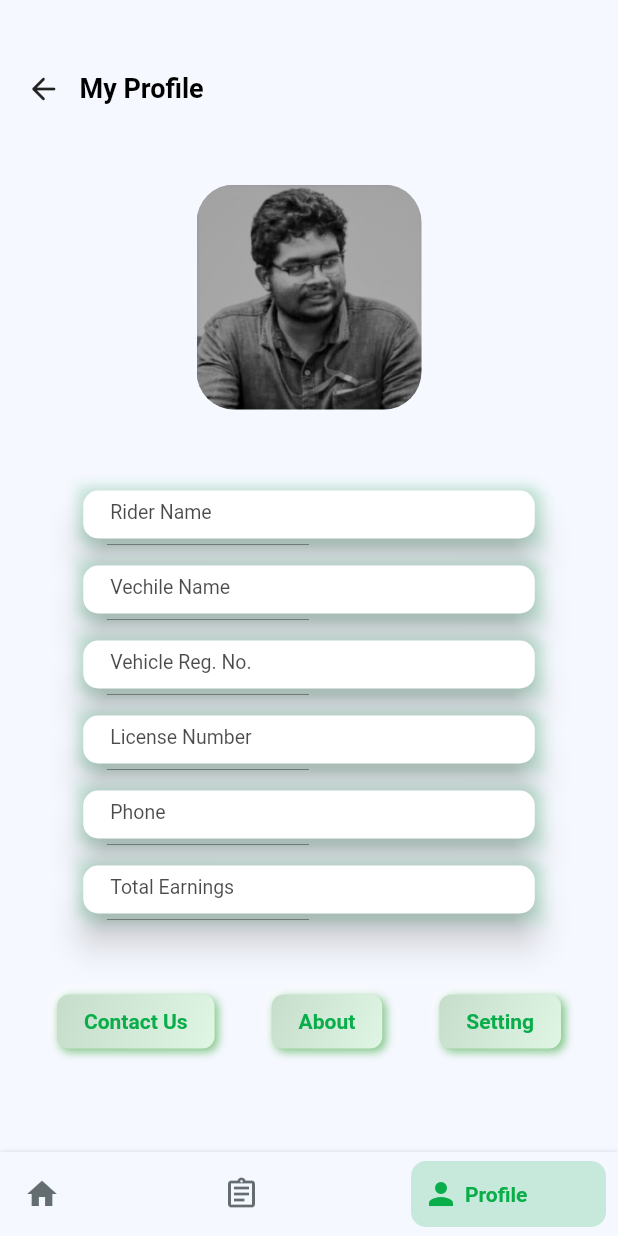
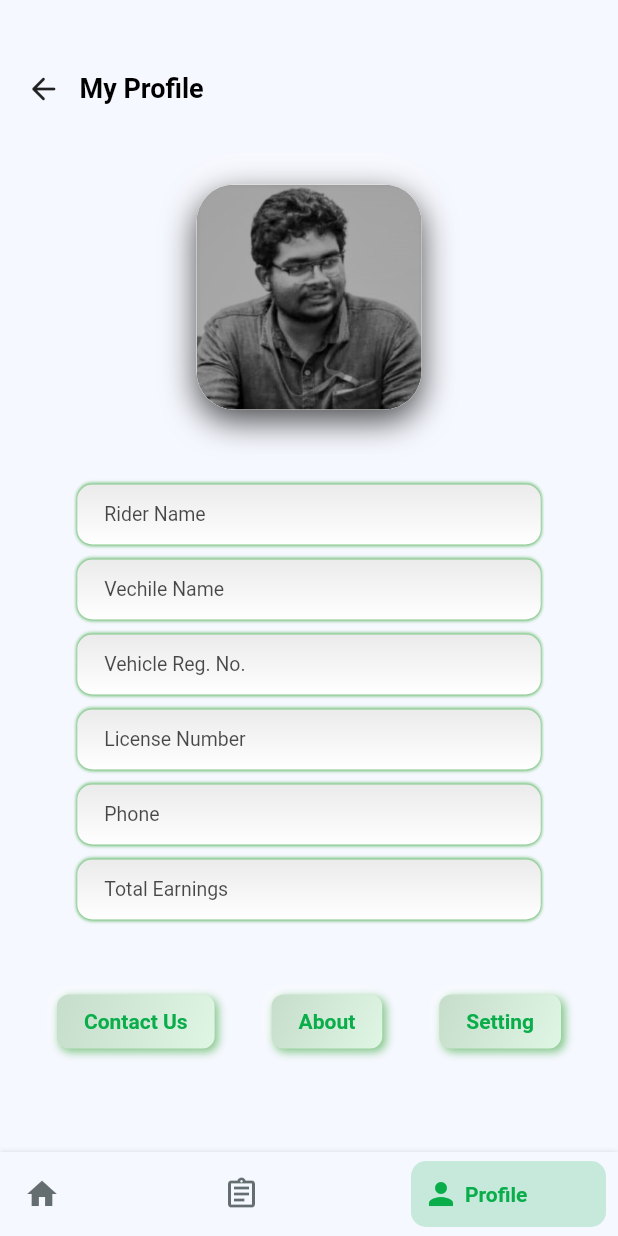
Before and after one commit to neeraj2403/Agrivator-Task, a Flutter app: the screen it shows after launch, swiped to page 3, on a phone screen of 412 x 824 dp. Run offline on Flutter 3.47's test engine with Material 2 defaults, Android fonts, the phone set to English and light mode, and no system bars; drawn by our look-alikes of bottom_navy_bar, flutter_neumorphic.

Commit message:
Adding Neumorphic

```diff
--- a/lib/circle.dart
+++ b/lib/circle.dart
@@ -15,7 +15,7 @@ class CircleRing extends StatelessWidget {
             //Color.fromRGBO(46, 185, 102, 0.5),
             // shadowDarkColorEmboss: Color.fromRGBO(0, 0, 0, 1),
             // shadowLightColorEmboss: Color.fromRGBO(0, 0, 0, 1),
-            depth: 2,
+            depth: 5,
             // border: NeumorphicBorder(width: 0.1),
             shape: NeumorphicShape.concave),
         child: Center(
--- a/lib/profile.dart
+++ b/lib/profile.dart
@@ -11,51 +11,53 @@ class Profile extends StatefulWidget {
 class _ProfileState extends State<Profile> {
   @override
   text(String s) {
-    return (Container(
-        decoration: new BoxDecoration(boxShadow: [
-          // new BoxShadow(
-          //   color: Color.fromRGBO(255, 255, 255, 0.06),
-          //   offset: const Offset(
-          //     2.0,
-          //     8.0,
+    return (Neumorphic(
+      style: NeumorphicStyle(
+          color: Colors.white,
+          depth: 1.2,
+          surfaceIntensity: 0.2,
+          boxShape: NeumorphicBoxShape.roundRect(BorderRadius.circular(10)),
+          lightSource: LightSource.top,
+          shadowLightColor: Colors.green,
+          shadowDarkColor: Colors.green,
+          shape: NeumorphicShape.concave),
+
+      // decoration: new BoxDecoration(boxShadow: [
+      //   // new BoxShadow(
+      //   //   color: Color.fromRGBO(255, 255, 255, 0.06),
+      //   //   offset: const Offset(
+      //   //     2.0,
+      //   //     8.0,
+      //   //   ),
+      //   //   blurRadius: 60,
+      //   // ),
+      //   new BoxShadow(
+      //     color: Color.fromRGBO(46, 185, 102, 0.12),
+      //     offset: const Offset(
+      //       -2.0,
+      //       -2.0,
+      //     ),
+      //     blurRadius: 5,
       //   ),
-          //   blurRadius: 60,
-          // ),
-          new BoxShadow(
-            color: Color.fromRGBO(46, 185, 102, 0.12),
-            offset: const Offset(
-              -2.0,
-              -2.0,
-            ),
-            blurRadius: 5,
-          ),
-          new BoxShadow(
-            color: Color.fromRGBO(46, 185, 102, 0.12),
-            offset: const Offset(
-              4.0,
-              4.0,
-            ),
-            blurRadius: 5,
-          )
-        ]),
+      //   new BoxShadow(
+      //     color: Color.fromRGBO(46, 185, 102, 0.12),
+      //     offset: const Offset(
+      //       4.0,
+      //       4.0,
+      //     ),
+      //     blurRadius: 5,
+      //   )
+      // ]),
       child: SizedBox(
           width: 7.5 * (MediaQuery.of(context).size.width / 10),
-
           height: 40,
-          child: Card(
-              color: Colors.white,
-              elevation: 10,
-              shape: RoundedRectangleBorder(
-                borderRadius: BorderRadius.circular(10.0),
-              ),
           child: Padding(
-                  padding: EdgeInsets.only(top: 7, bottom: 5, left: 18),
+              padding: EdgeInsets.only(top: 12, bottom: 5, left: 18),
               child: Text('$s',
                   textAlign: TextAlign.left,
                   style: TextStyle(
-                          color: Color.fromRGBO(0, 0, 0, 0.71),
-                          fontSize: 13)))),
-        )));
+                      color: Color.fromRGBO(0, 0, 0, 0.71), fontSize: 13)))),
+    ));
   }
 
   @override
@@ -86,10 +88,21 @@ class _ProfileState extends State<Profile> {
         ),
         Padding(
             padding: EdgeInsets.only(top: 40, bottom: 50),
+            child: Neumorphic(
+                style: NeumorphicStyle(
+                  color: Colors.white,
+                  depth: 15,
+                  surfaceIntensity: 0.2,
+                  boxShape:
+                      NeumorphicBoxShape.roundRect(BorderRadius.circular(25)),
+                  lightSource: LightSource.top,
+                  shadowDarkColor: Colors.black,
+                  shape: NeumorphicShape.concave,
+                ),
                 child: ClipRRect(
                     borderRadius: BorderRadius.circular(25),
                     child: Image.asset('assets/profile.jpg',
-                    height: 150, width: 150))),
+                        height: 150, width: 150)))),
         Column(children: [
           text('Rider Name'),
           SizedBox(height: 10),
```
Lines whose indentation alone changed are shown as unchanged.
